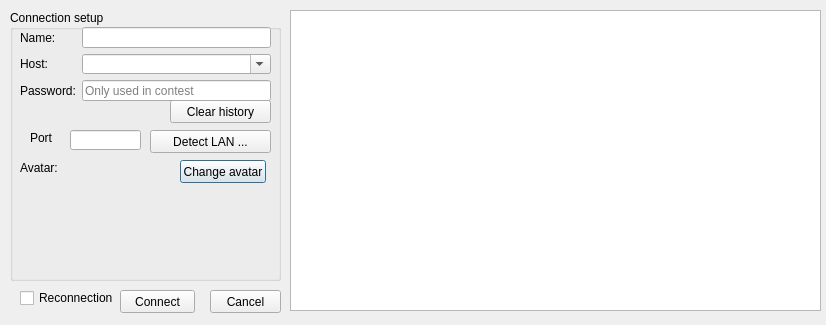
First picture: the form in src/dialog/connectiondialog.ui, repository kdashsoul/QSanguoshaPassMode, before the edit.
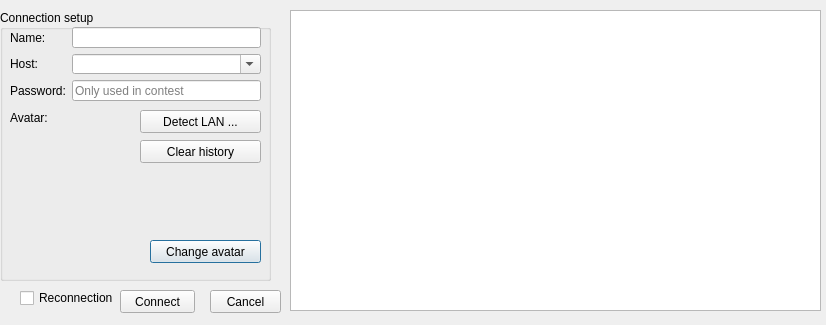
Second picture: the form after the edit.

What changed in the file:
```diff
--- a/src/dialog/connectiondialog.ui
+++ b/src/dialog/connectiondialog.ui
@@ -19,7 +19,7 @@
   <widget class="QGroupBox" name="groupBox">
    <property name="geometry">
     <rect>
-     <x>10</x>
+     <x>0</x>
      <y>10</y>
      <width>271</width>
      <height>271</height>
@@ -28,34 +28,11 @@
    <property name="title">
     <string>Connection setup</string>
    </property>
-   <widget class="QLabel" name="portLabel">
-    <property name="geometry">
-     <rect>
-      <x>20</x>
-      <y>120</y>
-      <width>24</width>
-      <height>16</height>
-     </rect>
-    </property>
-    <property name="text">
-     <string>Port</string>
-    </property>
-   </widget>
-   <widget class="QLineEdit" name="portLineEdit">
-    <property name="geometry">
-     <rect>
-      <x>60</x>
-      <y>120</y>
-      <width>71</width>
-      <height>20</height>
-     </rect>
-    </property>
-   </widget>
    <widget class="QLabel" name="avatarLabel">
     <property name="geometry">
      <rect>
       <x>10</x>
-      <y>150</y>
+      <y>100</y>
       <width>42</width>
       <height>16</height>
      </rect>
@@ -67,8 +44,8 @@
    <widget class="QLabel" name="avatarPixmap">
     <property name="geometry">
      <rect>
-      <x>60</x>
-      <y>160</y>
+      <x>20</x>
+      <y>140</y>
       <width>100</width>
       <height>100</height>
      </rect>
@@ -89,9 +66,9 @@
    <widget class="QPushButton" name="changeAvatarButton">
     <property name="geometry">
      <rect>
-      <x>170</x>
-      <y>150</y>
-      <width>86</width>
+      <x>150</x>
+      <y>230</y>
+      <width>111</width>
       <height>23</height>
      </rect>
     </property>
@@ -103,7 +80,7 @@
     <property name="geometry">
      <rect>
       <x>140</x>
-      <y>120</y>
+      <y>100</y>
       <width>121</width>
       <height>23</height>
      </rect>
@@ -115,9 +92,9 @@
    <widget class="QPushButton" name="clearHistoryButton">
     <property name="geometry">
      <rect>
-      <x>160</x>
-      <y>90</y>
-      <width>101</width>
+      <x>140</x>
+      <y>130</y>
+      <width>121</width>
       <height>23</height>
      </rect>
     </property>
```
